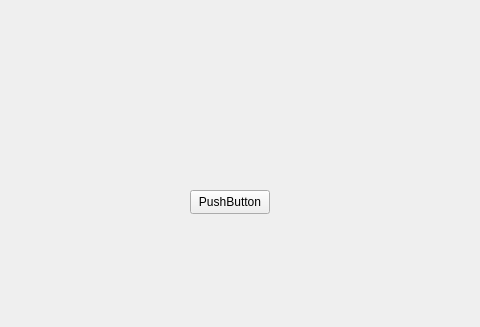
Old version of the form src/gui/v2-gui-interface/mainwindow.ui in the repository BobbyChiu/senior-design; both pictures show x 140 to 620 and y 0 to 327 of the 800 by 600 pixel window.
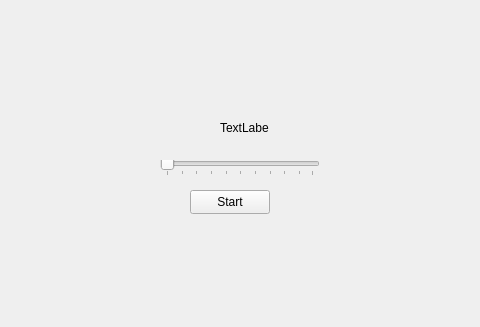
New version of the form.

Commit message: WIP: add num_points_slider

```diff
--- a/src/gui/v2-gui-interface/mainwindow.ui
+++ b/src/gui/v2-gui-interface/mainwindow.ui
@@ -24,7 +24,36 @@
      </rect>
     </property>
     <property name="text">
-     <string>PushButton</string>
+     <string>Start</string>
+    </property>
+   </widget>
+   <widget class="QSlider" name="horizontalSlider">
+    <property name="geometry">
+     <rect>
+      <x>300</x>
+      <y>160</y>
+      <width>160</width>
+      <height>16</height>
+     </rect>
+    </property>
+    <property name="orientation">
+     <enum>Qt::Horizontal</enum>
+    </property>
+    <property name="tickPosition">
+     <enum>QSlider::TicksBelow</enum>
+    </property>
+   </widget>
+   <widget class="QLabel" name="label">
+    <property name="geometry">
+     <rect>
+      <x>360</x>
+      <y>120</y>
+      <width>49</width>
+      <height>16</height>
+     </rect>
+    </property>
+    <property name="text">
+     <string>TextLabel</string>
     </property>
    </widget>
   </widget>
```
The commit also changes 2 other files.
